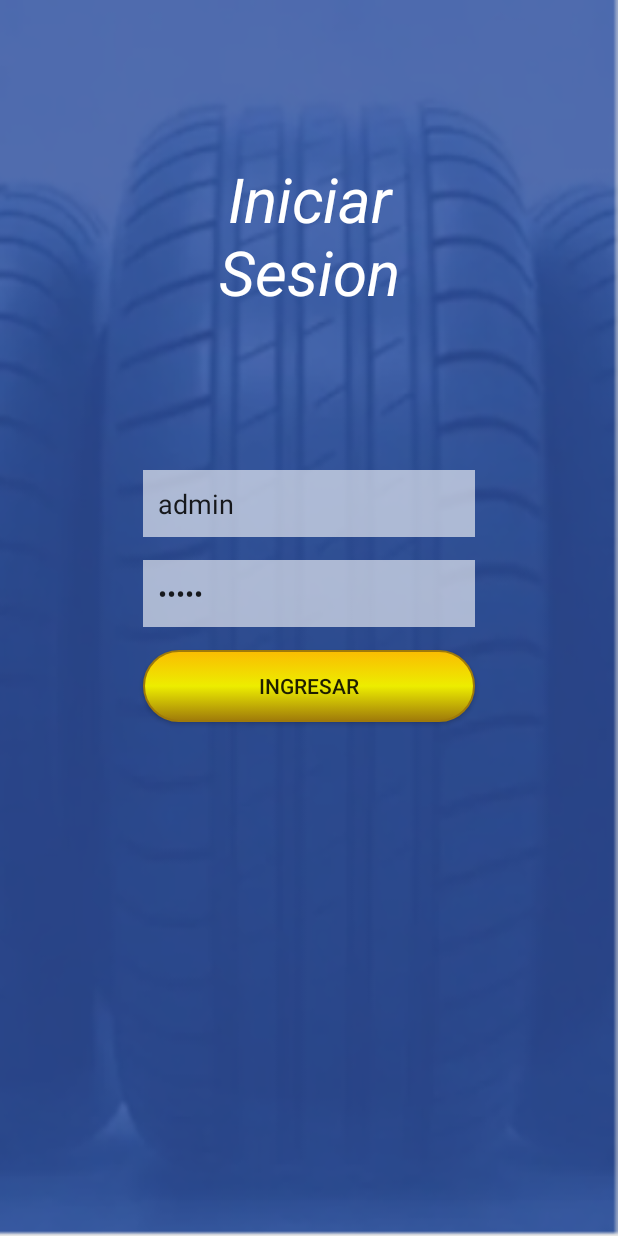
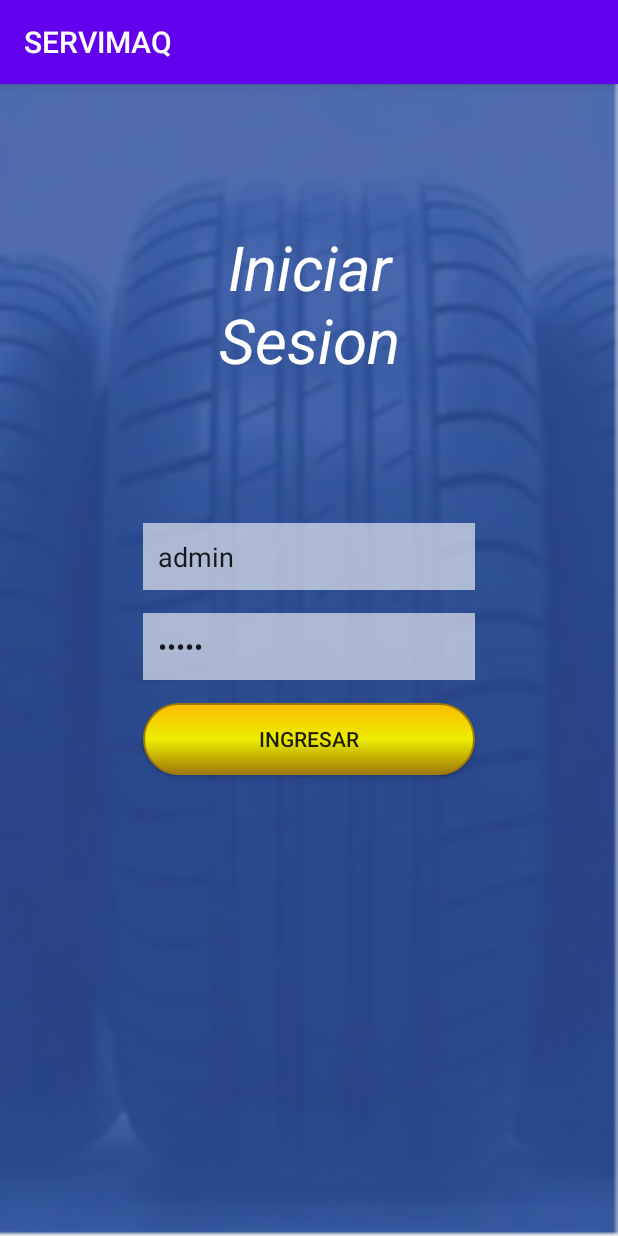
Before and after one commit to BryanORCc/Servimaq, an Android app: the screen it shows after launch (MainActivity), on a phone screen of 412 x 824 dp. Run offline under Robolectric (Android 15) with nearby library versions, the phone set to English and light mode, and no system bars.

Commit message:
Cambios en el diseño

```diff
--- a/app/src/main/res/values/styles.xml
+++ b/app/src/main/res/values/styles.xml
@@ -1,13 +1,11 @@
 <resources>
+
     <!-- Base application theme. -->
-    <style name="AppTheme" parent="Theme.AppCompat.Light.NoActionBar">
+    <style name="AppTheme" parent="Theme.AppCompat.DayNight.DarkActionBar">
         <!-- Customize your theme here. -->
         <item name="colorPrimary">@color/colorPrimary</item>
         <item name="colorPrimaryDark">@color/colorPrimaryDark</item>
         <item name="colorAccent">@color/colorAccent</item>
     </style>
 
-
-
-
 </resources>
```
